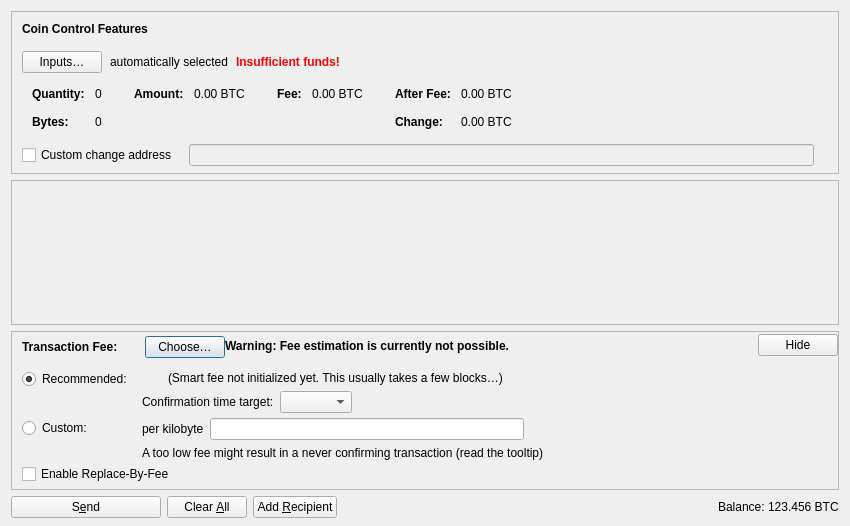
Old version of the form src/qt/forms/sendcoinsdialog.ui in the repository LucasDu-lab/NoMoreASICs.
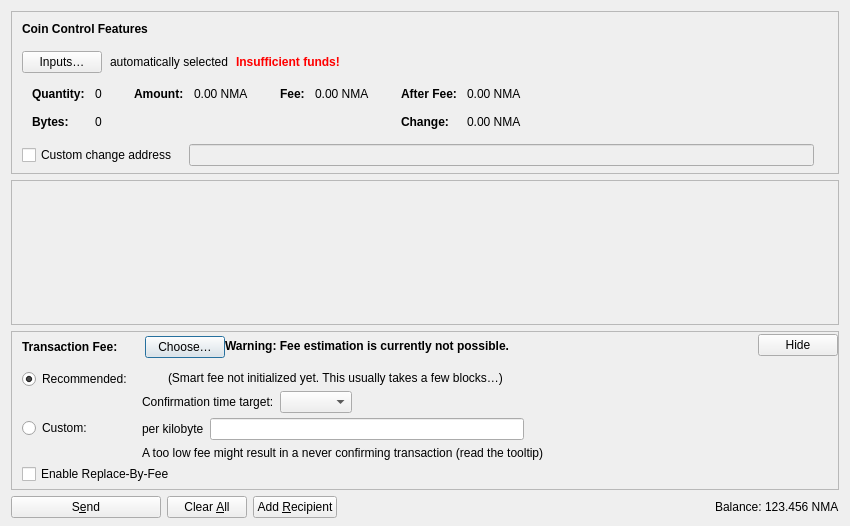
New version of the form. Icons and pictures are not drawn. Custom widgets are drawn as their Qt base class.

Diff of the .ui file:
```diff
--- a/src/qt/forms/sendcoinsdialog.ui
+++ b/src/qt/forms/sendcoinsdialog.ui
@@ -327,7 +327,7 @@
                   <enum>Qt::ActionsContextMenu</enum>
                  </property>
                  <property name="text">
-                  <string notr="true">0.00 BTC</string>
+                  <string notr="true">0.00 NMA</string>
                  </property>
                  <property name="textInteractionFlags">
                   <set>Qt::LinksAccessibleByMouse|Qt::TextSelectableByKeyboard|Qt::TextSelectableByMouse</set>
@@ -378,7 +378,7 @@
                   <enum>Qt::ActionsContextMenu</enum>
                  </property>
                  <property name="text">
-                  <string notr="true">0.00 BTC</string>
+                  <string notr="true">0.00 NMA</string>
                  </property>
                  <property name="textInteractionFlags">
                   <set>Qt::LinksAccessibleByMouse|Qt::TextSelectableByKeyboard|Qt::TextSelectableByMouse</set>
@@ -432,7 +432,7 @@
                   <enum>Qt::ActionsContextMenu</enum>
                  </property>
                  <property name="text">
-                  <string notr="true">0.00 BTC</string>
+                  <string notr="true">0.00 NMA</string>
                  </property>
                  <property name="textInteractionFlags">
                   <set>Qt::LinksAccessibleByMouse|Qt::TextSelectableByKeyboard|Qt::TextSelectableByMouse</set>
@@ -461,7 +461,7 @@
                   <enum>Qt::ActionsContextMenu</enum>
                  </property>
                  <property name="text">
-                  <string notr="true">0.00 BTC</string>
+                  <string notr="true">0.00 NMA</string>
                  </property>
                  <property name="textInteractionFlags">
                   <set>Qt::LinksAccessibleByMouse|Qt::TextSelectableByKeyboard|Qt::TextSelectableByMouse</set>
@@ -1191,7 +1191,7 @@
           <cursorShape>IBeamCursor</cursorShape>
          </property>
          <property name="text">
-          <string notr="true">123.456 BTC</string>
+          <string notr="true">123.456 NMA</string>
          </property>
          <property name="textInteractionFlags">
           <set>Qt::LinksAccessibleByMouse|Qt::TextSelectableByKeyboard|Qt::TextSelectableByMouse</set>
```
